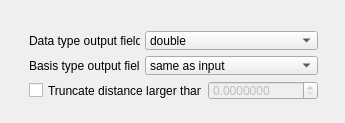
Before: the Qt Designer form src/Interface/Modules/Fields/calculatedistancetofield.ui in SCIInstitute/SCIRun, drawn with Qt 5.
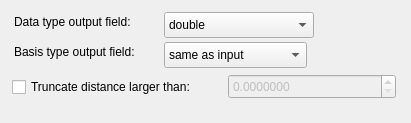
After: the same form once the commit is applied.

Diff of the .ui file:
```diff
--- a/src/Interface/Modules/Fields/calculatedistancetofield.ui
+++ b/src/Interface/Modules/Fields/calculatedistancetofield.ui
@@ -6,44 +6,28 @@
    <rect>
     <x>0</x>
     <y>0</y>
-    <width>345</width>
+    <width>411</width>
     <height>123</height>
    </rect>
   </property>
   <property name="minimumSize">
    <size>
-    <width>345</width>
+    <width>411</width>
     <height>123</height>
    </size>
   </property>
   <property name="windowTitle">
    <string>CalculateDistanceToField</string>
   </property>
-  <widget class="QWidget" name="layoutWidget">
-   <property name="geometry">
-    <rect>
-     <x>18</x>
-     <y>20</y>
-     <width>311</width>
-     <height>91</height>
-    </rect>
-   </property>
-   <layout class="QGridLayout" name="gridLayout">
-    <item row="0" column="0">
-     <widget class="QLabel" name="label">
-      <property name="minimumSize">
-       <size>
-        <width>111</width>
-        <height>0</height>
-       </size>
-      </property>
-      <property name="text">
-       <string>Data type output field:</string>
-      </property>
-     </widget>
-    </item>
-    <item row="0" column="1" colspan="2">
      <widget class="QComboBox" name="dataTypeComboBox_">
+   <property name="geometry">
+    <rect>
+     <x>164</x>
+     <y>12</y>
+     <width>150</width>
+     <height>26</height>
+    </rect>
+   </property>
       <item>
        <property name="text">
         <string>double</string>
@@ -85,9 +69,15 @@
        </property>
       </item>
      </widget>
-    </item>
-    <item row="1" column="0">
-     <widget class="QLabel" name="label_2">
+  <widget class="QLabel" name="label">
+   <property name="geometry">
+    <rect>
+     <x>14</x>
+     <y>14</y>
+     <width>142</width>
+     <height>16</height>
+    </rect>
+   </property>
       <property name="minimumSize">
        <size>
         <width>111</width>
@@ -95,41 +85,21 @@
        </size>
       </property>
       <property name="text">
-       <string>Basis type output field:</string>
-      </property>
-     </widget>
-    </item>
-    <item row="1" column="1" colspan="2">
-     <widget class="QComboBox" name="basisTypeComboBox_">
-      <item>
-       <property name="text">
-        <string>same as input</string>
-       </property>
-      </item>
-      <item>
-       <property name="text">
-        <string>constant</string>
-       </property>
-      </item>
-      <item>
-       <property name="text">
-        <string>linear</string>
-       </property>
-      </item>
-     </widget>
-    </item>
-    <item row="2" column="0" colspan="2">
-     <widget class="QCheckBox" name="truncateDistanceCheckBox_">
-      <property name="text">
-       <string>Truncate distance larger than:</string>
-      </property>
-     </widget>
-    </item>
-    <item row="2" column="2">
+    <string>Data type output field:</string>
+   </property>
+  </widget>
      <widget class="QDoubleSpinBox" name="truncateDoubleSpinBox_">
       <property name="enabled">
        <bool>false</bool>
       </property>
+   <property name="geometry">
+    <rect>
+     <x>228</x>
+     <y>74</y>
+     <width>168</width>
+     <height>25</height>
+    </rect>
+   </property>
       <property name="decimals">
        <number>7</number>
       </property>
@@ -137,8 +107,62 @@
        <double>1000000000.000000000000000</double>
       </property>
      </widget>
-    </item>
-   </layout>
+  <widget class="QCheckBox" name="truncateDistanceCheckBox_">
+   <property name="geometry">
+    <rect>
+     <x>12</x>
+     <y>77</y>
+     <width>215</width>
+     <height>20</height>
+    </rect>
+   </property>
+   <property name="text">
+    <string>Truncate distance larger than:</string>
+   </property>
+  </widget>
+  <widget class="QComboBox" name="basisTypeComboBox_">
+   <property name="geometry">
+    <rect>
+     <x>164</x>
+     <y>42</y>
+     <width>143</width>
+     <height>26</height>
+    </rect>
+   </property>
+   <item>
+    <property name="text">
+     <string>same as input</string>
+    </property>
+   </item>
+   <item>
+    <property name="text">
+     <string>constant</string>
+    </property>
+   </item>
+   <item>
+    <property name="text">
+     <string>linear</string>
+    </property>
+   </item>
+  </widget>
+  <widget class="QLabel" name="label_2">
+   <property name="geometry">
+    <rect>
+     <x>14</x>
+     <y>44</y>
+     <width>145</width>
+     <height>16</height>
+    </rect>
+   </property>
+   <property name="minimumSize">
+    <size>
+     <width>111</width>
+     <height>0</height>
+    </size>
+   </property>
+   <property name="text">
+    <string>Basis type output field:</string>
+   </property>
   </widget>
  </widget>
  <layoutdefault spacing="6" margin="11"/>
```
Lines whose indentation alone changed are shown as unchanged.
